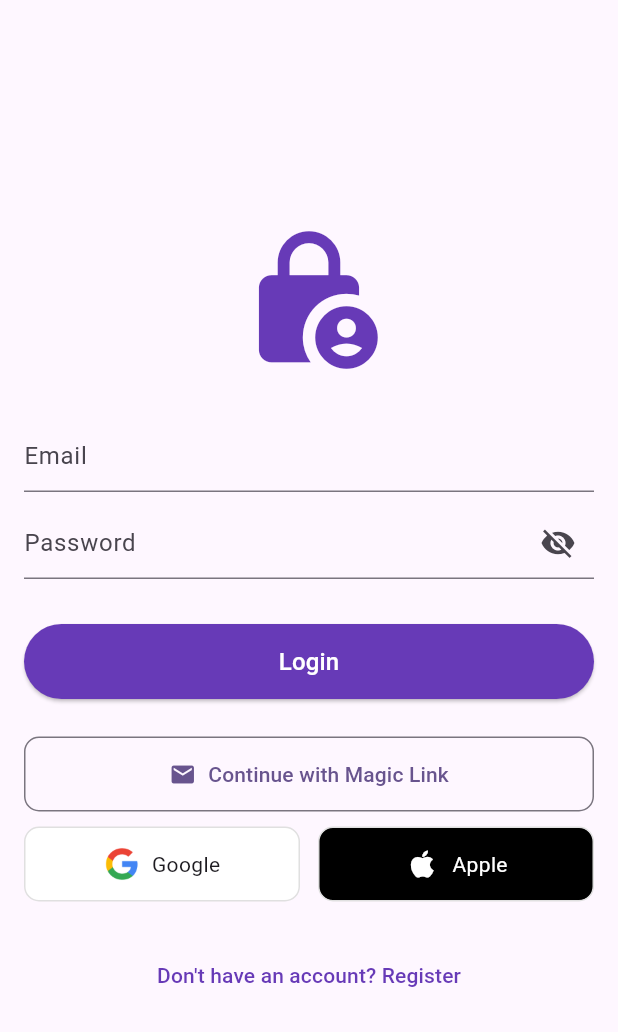
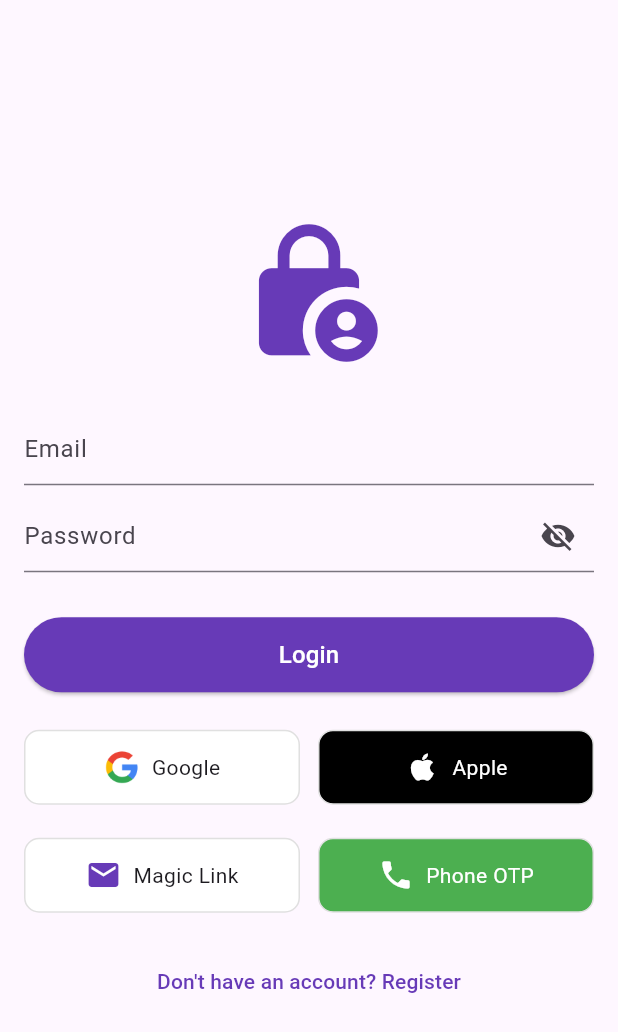
Before and after one commit to hamja-prakash/supabseDemo_flutter, a Flutter app: the screen it shows after launch, on a phone screen of 412 x 824 dp. Shown: the top 1032 px of the screen. Run offline on Flutter 3.47's test engine with Material 3 defaults, Android fonts, the phone set to English and light mode, and no system bars; our stand-ins replace bloc, equatable, flutter_bloc, flutter_dotenv, google_sign_in, sign_in_with_apple and 1 more; accounts and stored records are empty.

Commit message:
- Implemented validation on the login screen. - Fixed a Magic Link issue on the Android platform by updating the deep link URL, as uppercase letters were not supported.

```diff
--- a/lib/auth/login/bloc/login_cubit.dart
+++ b/lib/auth/login/bloc/login_cubit.dart
@@ -111,13 +111,12 @@ class LoginCubit extends Cubit<LoginState> {
     try {
       await supabase.auth.signInWithOtp(
         email: email,
-        emailRedirectTo: 'com.psspl.example.supabaseDemo://login-callback',
+        emailRedirectTo: 'com.psspl.example.supabasedemo://login-callback',
       );
-      print("Magic link sent to $email with redirect: com.psspl.example.supabaseDemo://login-callback");
+      print("Magic link sent to $email with redirect: com.psspl.example.supabasedemo://login-callback");
       emit(MagicLinkSuccess());
     } catch (e) {
       emit(MagicLinkFailure(e.toString()));
     }
   }
-
 }
--- a/lib/auth/login/view/login_screen.dart
+++ b/lib/auth/login/view/login_screen.dart
@@ -18,6 +18,12 @@ class _LoginScreenState extends State<LoginScreen> {
   final email = TextEditingController();
   final password = TextEditingController();
   bool _isPasswordVisible = false;
+  final _formKey = GlobalKey<FormState>();
+
+  bool isValidEmail(String email) {
+    final emailRegex = RegExp(r'^[\w-\.]+@([\w-]+\.)+[\w-]{2,4}$');
+    return emailRegex.hasMatch(email);
+  }
 
   @override
   void dispose() {
@@ -68,6 +74,8 @@ class _LoginScreenState extends State<LoginScreen> {
                       child: SingleChildScrollView(
                         child: Padding(
                           padding: const EdgeInsets.symmetric(horizontal: 16),
+                          child: Form(
+                            key: _formKey,
                             child: Column(
                               mainAxisAlignment: MainAxisAlignment.center,
                               crossAxisAlignment: CrossAxisAlignment.stretch,
@@ -78,11 +86,29 @@ class _LoginScreenState extends State<LoginScreen> {
                                 TextFormField(
                                   controller: email,
                                   decoration: InputDecoration(hintText: AppConstants.email),
+                                  validator: (value) {
+                                    if (value == null || value.isEmpty) {
+                                      return AppConstants.emailRequired;
+                                    }
+                                    if (!isValidEmail(value)) {
+                                      return AppConstants.emailValidation;
+                                    }
+                                    return null;
+                                  },
                                 ),
                                 TextFormField(
                                   controller: password,
                                   textAlignVertical: TextAlignVertical.center,
                                   obscureText: !_isPasswordVisible,
+                                  validator: (value) {
+                                    if (value == null || value.isEmpty) {
+                                      return AppConstants.passwordRequired;
+                                    }
+                                    if (value.length < 6) {
+                                      return AppConstants.passwordValidation;
+                                    }
+                                    return null;
+                                  },
                                   decoration: InputDecoration(
                                     hintText: AppConstants.password,
                                     suffixIcon: IconButton(
@@ -104,7 +130,9 @@ class _LoginScreenState extends State<LoginScreen> {
                                         ? null
                                         : () {
                                             FocusScope.of(context).unfocus();
+                                            if (_formKey.currentState!.validate()) {
                                               context.read<LoginCubit>().login(email.text, password.text);
+                                            }
                                           },
                                     style: ElevatedButton.styleFrom(
                                       backgroundColor: Colors.deepPurple,
@@ -115,32 +143,6 @@ class _LoginScreenState extends State<LoginScreen> {
                                 ),
 
                                 SizedBox(height: 5),
-
-                              SizedBox(
-                                width: double.infinity,
-                                height: 50,
-                                child: OutlinedButton.icon(
-                                  onPressed: () {
-                                    FocusScope.of(context).unfocus();
-                                    if (email.text.isNotEmpty) {
-                                      context.read<LoginCubit>().signInWithMagicLink(email.text);
-                                      ScaffoldMessenger.of(context).showSnackBar(
-                                        SnackBar(content: Text("Magic link sent to your email")),
-                                      );
-                                    } else {
-                                      ScaffoldMessenger.of(context).showSnackBar(
-                                        SnackBar(content: Text("Enter email first")),
-                                      );
-                                    }
-                                  },
-                                  icon: Icon(Icons.email),
-                                  label: Text("Continue with Magic Link"),
-                                  style: OutlinedButton.styleFrom(
-                                    padding: EdgeInsets.symmetric(vertical: 12),
-                                    shape: RoundedRectangleBorder(borderRadius: BorderRadius.circular(10)),
-                                  ),
-                                ),
-                              ),
 
                                 Row(
                                   children: [
@@ -198,7 +200,78 @@ class _LoginScreenState extends State<LoginScreen> {
                                   ],
                                 ),
 
-                              SizedBox(height: 5),
+                                SizedBox(height: 2),
+
+                                Row(
+                                  children: [
+                                    // Magic Link Button
+                                    Expanded(
+                                      child: GestureDetector(
+                                        onTap: () {
+                                          FocusScope.of(context).unfocus();
+                                          if (email.text.isNotEmpty) {
+                                            context.read<LoginCubit>().signInWithMagicLink(email.text);
+                                            ScaffoldMessenger.of(context).showSnackBar(
+                                              SnackBar(content: Text("Magic link sent to your email")),
+                                            );
+                                          } else {
+                                            ScaffoldMessenger.of(context).showSnackBar(
+                                              SnackBar(content: Text("Enter email first")),
+                                            );
+                                          }
+                                        },
+                                        child: Container(
+                                          padding: const EdgeInsets.symmetric(vertical: 12),
+                                          decoration: BoxDecoration(
+                                            border: Border.all(color: Colors.grey.shade300),
+                                            borderRadius: BorderRadius.circular(10),
+                                            color: Colors.white,
+                                          ),
+                                          child: Row(
+                                            mainAxisAlignment: MainAxisAlignment.center,
+                                            children: [
+                                              Icon(Icons.email, color: Colors.deepPurple),
+                                              const SizedBox(width: 8),
+                                              const Text("Magic Link"),
+                                            ],
+                                          ),
+                                        ),
+                                      ),
+                                    ),
+
+                                    const SizedBox(width: 12),
+
+                                    // Phone Number Button
+                                    Expanded(
+                                      child: GestureDetector(
+                                        onTap: () {
+                                          Navigator.push(
+                                            context,
+                                            MaterialPageRoute(builder: (context) => HomeScreen()),
+                                          );
+                                        },
+                                        child: Container(
+                                          padding: const EdgeInsets.symmetric(vertical: 12),
+                                          decoration: BoxDecoration(
+                                            border: Border.all(color: Colors.grey.shade300),
+                                            borderRadius: BorderRadius.circular(10),
+                                            color: Colors.green,
+                                          ),
+                                          child: Row(
+                                            mainAxisAlignment: MainAxisAlignment.center,
+                                            children: [
+                                              Icon(Icons.phone, color: Colors.white),
+                                              const SizedBox(width: 8),
+                                              const Text("Phone OTP", style: TextStyle(color: Colors.white),),
+                                            ],
+                                          ),
+                                        ),
+                                      ),
+                                    ),
+                                  ],
+                                ),
+
+                                SizedBox(height: 2),
 
                                 TextButton(
                                   onPressed: () {
@@ -210,6 +283,7 @@ class _LoginScreenState extends State<LoginScreen> {
                                   ),
                                 ),
                               ],
+                            ),
                           ),
                         ),
                       ),
--- a/lib/helper/appconstant.dart
+++ b/lib/helper/appconstant.dart
@@ -5,4 +5,8 @@ class AppConstants {
   static const String google = 'Google';
   static const String apple = 'Apple';
   static const String dontHaveAccount = "Don't have an account? Register";
+  static const String emailRequired = "enter email address";
+  static const String emailValidation = "enter a valid email address";
+  static const String passwordRequired = "Password is required";
+  static const String passwordValidation = "Password must be at least 6 characters";
 }
--- a/pubspec.yaml
+++ b/pubspec.yaml
@@ -42,6 +42,7 @@ dependencies:
   google_sign_in: ^7.2.0
   sign_in_with_apple: ^7.0.1
   crypto: ^3.0.7
+  flutter_otp_text_field: ^1.5.1+1
 
 dev_dependencies:
   flutter_test:
```
Also changed, not shown: pubspec.lock, 2 other files. Lines whose indentation alone changed are shown as unchanged.
